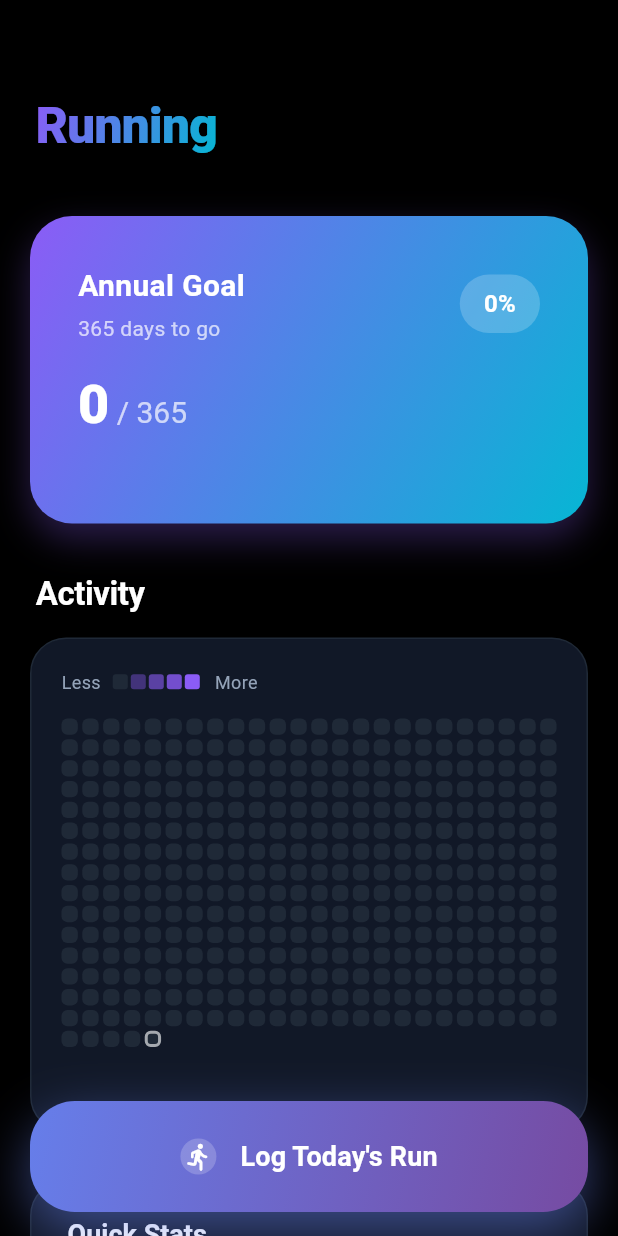
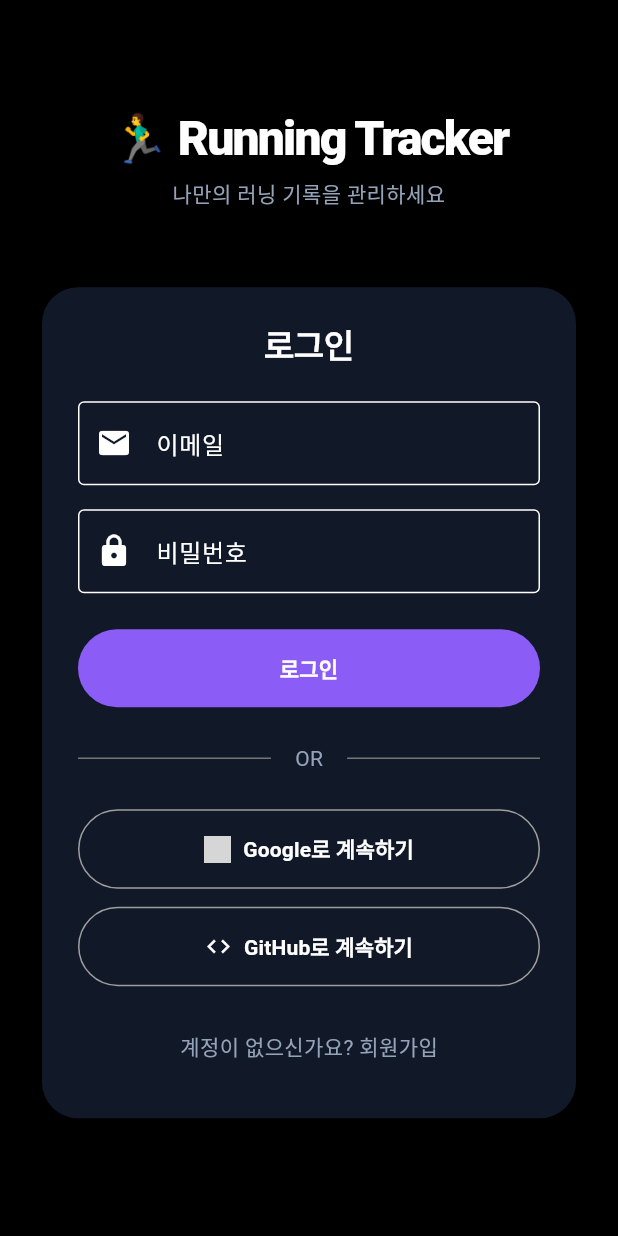
Before and after one commit to kudosmax/running-tracker-app, a Flutter app: the screen it shows after launch, on a phone screen of 412 x 824 dp. Run offline on Flutter 3.47's test engine with Material 3 defaults, Android fonts, the phone set to English and light mode, and no system bars; our stand-ins replace cloud_firestore, firebase_auth, firebase_core, google_sign_in, shared_preferences, sqflite and 1 more; missing offline and left inert: dart:html; accounts and stored records are empty; Roboto replaces fonts that are missing (SF Pro Display); project files that could hold a hidden picture were left out; grey boxes are pictures that could not be loaded.

Commit message:
Add user authentication with Firebase Auth
- Implement email/password, Google, and GitHub authentication
- Add user-specific data storage with Firebase Realtime Database
- Create comprehensive auth service with multiple sign-in providers
- Add modern authentication UI with multiple login options
- Separate user data by UID for privacy and security
- Include logout functionality in app header
- Add Firebase configuration files and setup guide

🤖 Generated with [Claude Code](https://claude.ai/code)

Co-Authored-By: Claude <noreply@anthropic.com>

```diff
--- /dev/null
+++ b/lib/auth_screen.dart
@@ -0,0 +1,301 @@
+import 'package:flutter/material.dart';
+import 'package:firebase_auth/firebase_auth.dart';
+import 'package:provider/provider.dart';
+import 'auth_service.dart';
+
+class AuthScreen extends StatefulWidget {
+  const AuthScreen({super.key});
+
+  @override
+  State<AuthScreen> createState() => _AuthScreenState();
+}
+
+class _AuthScreenState extends State<AuthScreen> {
+  final _formKey = GlobalKey<FormState>();
+  final _emailController = TextEditingController();
+  final _passwordController = TextEditingController();
+  bool _isLogin = true;
+  bool _isLoading = false;
+
+  @override
+  void dispose() {
+    _emailController.dispose();
+    _passwordController.dispose();
+    super.dispose();
+  }
+
+  Future<void> _submit() async {
+    if (!_formKey.currentState!.validate()) return;
+
+    setState(() {
+      _isLoading = true;
+    });
+
+    try {
+      final authService = Provider.of<AuthService>(context, listen: false);
+
+      if (_isLogin) {
+        await authService.signInWithEmailAndPassword(
+          _emailController.text.trim(),
+          _passwordController.text,
+        );
+      } else {
+        await authService.createUserWithEmailAndPassword(
+          _emailController.text.trim(),
+          _passwordController.text,
+        );
+      }
+    } on FirebaseAuthException catch (e) {
+      if (mounted) {
+        ScaffoldMessenger.of(context).showSnackBar(
+          SnackBar(
+            content: Text(_getErrorMessage(e.code)),
+            backgroundColor: Colors.red,
+          ),
+        );
+      }
+    } finally {
+      if (mounted) {
+        setState(() {
+          _isLoading = false;
+        });
+      }
+    }
+  }
+
+  Future<void> _signInWithGoogle() async {
+    setState(() {
+      _isLoading = true;
+    });
+
+    try {
+      final authService = Provider.of<AuthService>(context, listen: false);
+      await authService.signInWithGoogle();
+    } catch (e) {
+      if (mounted) {
+        ScaffoldMessenger.of(context).showSnackBar(
+          SnackBar(
+            content: Text('Google 로그인 실패: ${e.toString()}'),
+            backgroundColor: Colors.red,
+          ),
+        );
+      }
+    } finally {
+      if (mounted) {
+        setState(() {
+          _isLoading = false;
+        });
+      }
+    }
+  }
+
+  Future<void> _signInWithGitHub() async {
+    setState(() {
+      _isLoading = true;
+    });
+
+    try {
+      final authService = Provider.of<AuthService>(context, listen: false);
+      await authService.signInWithGitHub();
+    } catch (e) {
+      if (mounted) {
+        ScaffoldMessenger.of(context).showSnackBar(
+          SnackBar(
+            content: Text('GitHub 로그인 실패: ${e.toString()}'),
+            backgroundColor: Colors.red,
+          ),
+        );
+      }
+    } finally {
+      if (mounted) {
+        setState(() {
+          _isLoading = false;
+        });
+      }
+    }
+  }
+
+  String _getErrorMessage(String code) {
+    switch (code) {
+      case 'user-not-found':
+        return '등록되지 않은 이메일입니다.';
+      case 'wrong-password':
+        return '비밀번호가 틀렸습니다.';
+      case 'email-already-in-use':
+        return '이미 사용 중인 이메일입니다.';
+      case 'weak-password':
+        return '비밀번호는 최소 6자리여야 합니다.';
+      case 'invalid-email':
+        return '올바른 이메일 형식이 아닙니다.';
+      default:
+        return '오류가 발생했습니다. 다시 시도해주세요.';
+    }
+  }
+
+  @override
+  Widget build(BuildContext context) {
+    return Scaffold(
+      body: SafeArea(
+        child: Padding(
+          padding: const EdgeInsets.all(24.0),
+          child: Column(
+            mainAxisAlignment: MainAxisAlignment.center,
+            children: [
+              Text(
+                '🏃‍♂️ Running Tracker',
+                style: Theme.of(context).textTheme.displayLarge?.copyWith(
+                  fontSize: 32,
+                ),
+                textAlign: TextAlign.center,
+              ),
+              const SizedBox(height: 8),
+              Text(
+                '나만의 러닝 기록을 관리하세요',
+                style: Theme.of(context).textTheme.bodyMedium,
+                textAlign: TextAlign.center,
+              ),
+              const SizedBox(height: 48),
+              Card(
+                child: Padding(
+                  padding: const EdgeInsets.all(24.0),
+                  child: Form(
+                    key: _formKey,
+                    child: Column(
+                      children: [
+                        Text(
+                          _isLogin ? '로그인' : '회원가입',
+                          style: Theme.of(context).textTheme.headlineMedium,
+                        ),
+                        const SizedBox(height: 24),
+                        TextFormField(
+                          controller: _emailController,
+                          keyboardType: TextInputType.emailAddress,
+                          decoration: const InputDecoration(
+                            labelText: '이메일',
+                            prefixIcon: Icon(Icons.email),
+                            border: OutlineInputBorder(),
+                          ),
+                          validator: (value) {
+                            if (value == null || value.isEmpty) {
+                              return '이메일을 입력해주세요';
+                            }
+                            if (!value.contains('@')) {
+                              return '올바른 이메일 형식이 아닙니다';
+                            }
+                            return null;
+                          },
+                        ),
+                        const SizedBox(height: 16),
+                        TextFormField(
+                          controller: _passwordController,
+                          obscureText: true,
+                          decoration: const InputDecoration(
+                            labelText: '비밀번호',
+                            prefixIcon: Icon(Icons.lock),
+                            border: OutlineInputBorder(),
+                          ),
+                          validator: (value) {
+                            if (value == null || value.isEmpty) {
+                              return '비밀번호를 입력해주세요';
+                            }
+                            if (value.length < 6) {
+                              return '비밀번호는 최소 6자리여야 합니다';
+                            }
+                            return null;
+                          },
+                        ),
+                        const SizedBox(height: 24),
+                        SizedBox(
+                          width: double.infinity,
+                          child: ElevatedButton(
+                            onPressed: _isLoading ? null : _submit,
+                            style: ElevatedButton.styleFrom(
+                              backgroundColor: Theme.of(context).primaryColor,
+                              foregroundColor: Colors.white,
+                              padding: const EdgeInsets.symmetric(vertical: 16),
+                            ),
+                            child: _isLoading
+                                ? const SizedBox(
+                                    height: 20,
+                                    width: 20,
+                                    child: CircularProgressIndicator(
+                                      strokeWidth: 2,
+                                      valueColor: AlwaysStoppedAnimation<Color>(Colors.white),
+                                    ),
+                                  )
+                                : Text(_isLogin ? '로그인' : '회원가입'),
+                          ),
+                        ),
+                        const SizedBox(height: 24),
+                        Row(
+                          children: [
+                            Expanded(child: Divider(color: Colors.grey.shade600)),
+                            Padding(
+                              padding: const EdgeInsets.symmetric(horizontal: 16),
+                              child: Text(
+                                'OR',
+                                style: Theme.of(context).textTheme.bodyMedium,
+                              ),
+                            ),
+                            Expanded(child: Divider(color: Colors.grey.shade600)),
+                          ],
+                        ),
+                        const SizedBox(height: 24),
+                        SizedBox(
+                          width: double.infinity,
+                          child: OutlinedButton.icon(
+                            onPressed: _isLoading ? null : _signInWithGoogle,
+                            icon: Image.asset(
+                              'assets/google_logo.png',
+                              height: 20,
+                              width: 20,
+                              errorBuilder: (context, error, stackTrace) {
+                                return const Icon(Icons.login, color: Colors.white);
+                              },
+                            ),
+                            label: const Text('Google로 계속하기'),
+                            style: OutlinedButton.styleFrom(
+                              foregroundColor: Colors.white,
+                              side: const BorderSide(color: Colors.grey),
+                              padding: const EdgeInsets.symmetric(vertical: 16),
+                            ),
+                          ),
+                        ),
+                        const SizedBox(height: 12),
+                        SizedBox(
+                          width: double.infinity,
+                          child: OutlinedButton.icon(
+                            onPressed: _isLoading ? null : _signInWithGitHub,
+                            icon: const Icon(Icons.code, color: Colors.white),
+                            label: const Text('GitHub로 계속하기'),
+                            style: OutlinedButton.styleFrom(
+                              foregroundColor: Colors.white,
+                              side: const BorderSide(color: Colors.grey),
+                              padding: const EdgeInsets.symmetric(vertical: 16),
+                            ),
+                          ),
+                        ),
+                        const SizedBox(height: 16),
+                        TextButton(
+                          onPressed: () {
+                            setState(() {
+                              _isLogin = !_isLogin;
+                            });
+                          },
+                          child: Text(
+                            _isLogin ? '계정이 없으신가요? 회원가입' : '이미 계정이 있으신가요? 로그인',
+                            style: Theme.of(context).textTheme.bodyMedium,
+                          ),
+                        ),
+                      ],
+                    ),
+                  ),
+                ),
+              ),
+            ],
+          ),
+        ),
+      ),
+    );
+  }
+}
--- a/lib/database_helper_realcloud.dart
+++ b/lib/database_helper_realcloud.dart
@@ -1,6 +1,7 @@
 import 'dart:async';
 import 'dart:convert';
 import 'package:http/http.dart' as http;
+import 'package:firebase_auth/firebase_auth.dart';
 
 class DatabaseHelper {
   static final DatabaseHelper _instance = DatabaseHelper._internal();
@@ -8,7 +9,15 @@ class DatabaseHelper {
   DatabaseHelper._internal();
 
   // Firebase Realtime Database REST API
-  static const String _firebaseUrl = 'https://run-tracker-c16ee-default-rtdb.asia-southeast1.firebasedatabase.app/runs.json';
+  static const String _firebaseBaseUrl = 'https://run-tracker-c16ee-default-rtdb.asia-southeast1.firebasedatabase.app';
+
+  String get _firebaseUrl {
+    final user = FirebaseAuth.instance.currentUser;
+    if (user == null) {
+      throw Exception('User not authenticated');
+    }
+    return '$_firebaseBaseUrl/users/${user.uid}/runs.json';
+  }
 
   List<String> _cachedRuns = [];
   DateTime? _lastFetch;
@@ -154,8 +163,11 @@ class DatabaseHelper {
   // 연결 상태 확인
   Future<bool> isCloudConnected() async {
     try {
+      final user = FirebaseAuth.instance.currentUser;
+      if (user == null) return false;
+
       final response = await http.get(
-        Uri.parse('https://run-tracker-c16ee-default-rtdb.asia-southeast1.firebasedatabase.app/.json'),
+        Uri.parse('$_firebaseBaseUrl/.json'),
       ).timeout(const Duration(seconds: 5));
       return response.statusCode == 200;
     } catch (e) {
--- a/lib/main.dart
+++ b/lib/main.dart
@@ -5,21 +5,32 @@ import 'package:flutter/services.dart';
 import 'package:provider/provider.dart';
 import 'package:shared_preferences/shared_preferences.dart';
 import 'package:http/http.dart' as http;
+import 'package:firebase_core/firebase_core.dart';
+import 'firebase_options.dart';
 
 import 'database_helper.dart';
 import 'home_screen.dart';
 import 'run_provider.dart';
+import 'auth_service.dart';
+import 'auth_screen.dart';
 
 Future<void> main() async {
   // Ensure that Flutter bindings are initialized
   WidgetsFlutterBinding.ensureInitialized();
 
-  // Run the data migration if it's the first launch
-  await _migrateDataIfNeeded();
+  // Initialize Firebase
+  await Firebase.initializeApp(
+    options: DefaultFirebaseOptions.currentPlatform,
+  );
+
+  // Note: Data migration will be handled after user logs in
 
   runApp(
-    ChangeNotifierProvider(
-      create: (context) => RunProvider(),
+    MultiProvider(
+      providers: [
+        ChangeNotifierProvider(create: (context) => AuthService()),
+        ChangeNotifierProvider(create: (context) => RunProvider()),
+      ],
       child: const MyApp(),
     ),
   );
@@ -195,7 +206,15 @@ class MyApp extends StatelessWidget {
           ),
         ),
       ),
-      home: const HomeScreen(),
+      home: Consumer<AuthService>(
+        builder: (context, authService, child) {
+          if (authService.isLoggedIn) {
+            return const HomeScreen();
+          } else {
+            return const AuthScreen();
+          }
+        },
+      ),
     );
   }
 }
--- a/pubspec.yaml
+++ b/pubspec.yaml
@@ -43,8 +43,10 @@ dependencies:
   shared_preferences: ^2.3.3
   # HTTP for cloud storage
   http: ^1.1.0
-  # Supabase for real-time cloud database
-  supabase_flutter: ^2.3.4
+  # Firebase for authentication and real-time database
+  firebase_core: ^3.1.1
+  firebase_auth: ^5.1.1
+  google_sign_in: ^6.2.1
 
 dev_dependencies:
   flutter_test:
```
Also changed, not shown: lib/auth_service.dart (added, +115 -0 lines), lib/home_screen.dart (+24 -0 lines), lib/firebase_options.dart (added), 3 other files.
